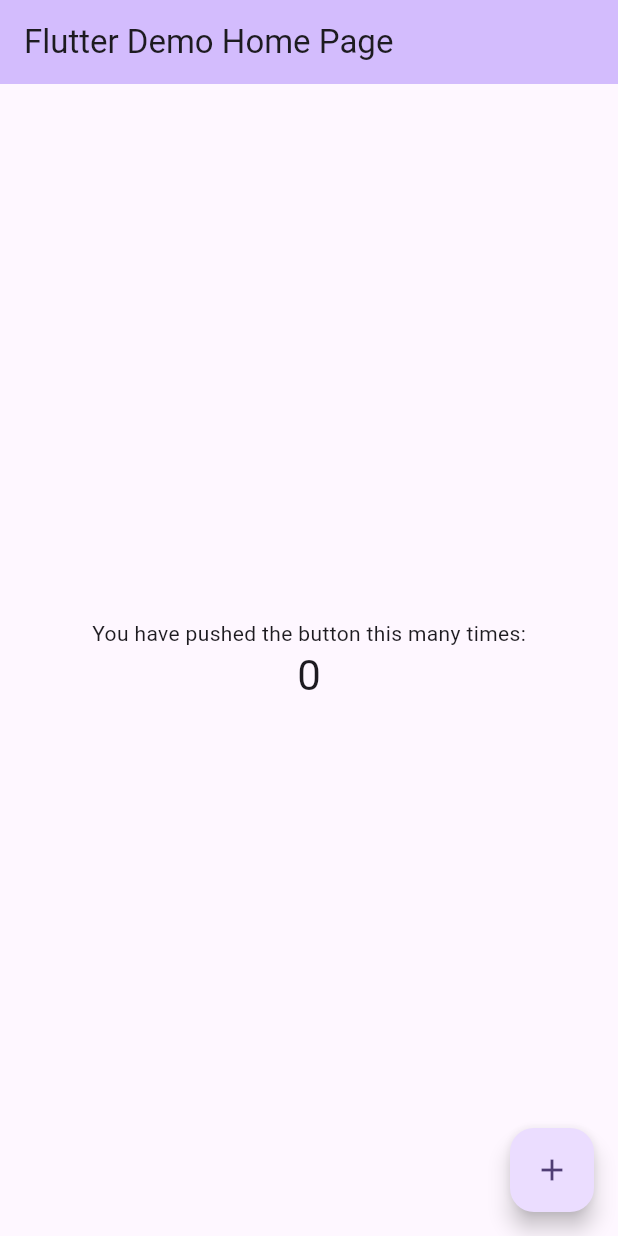
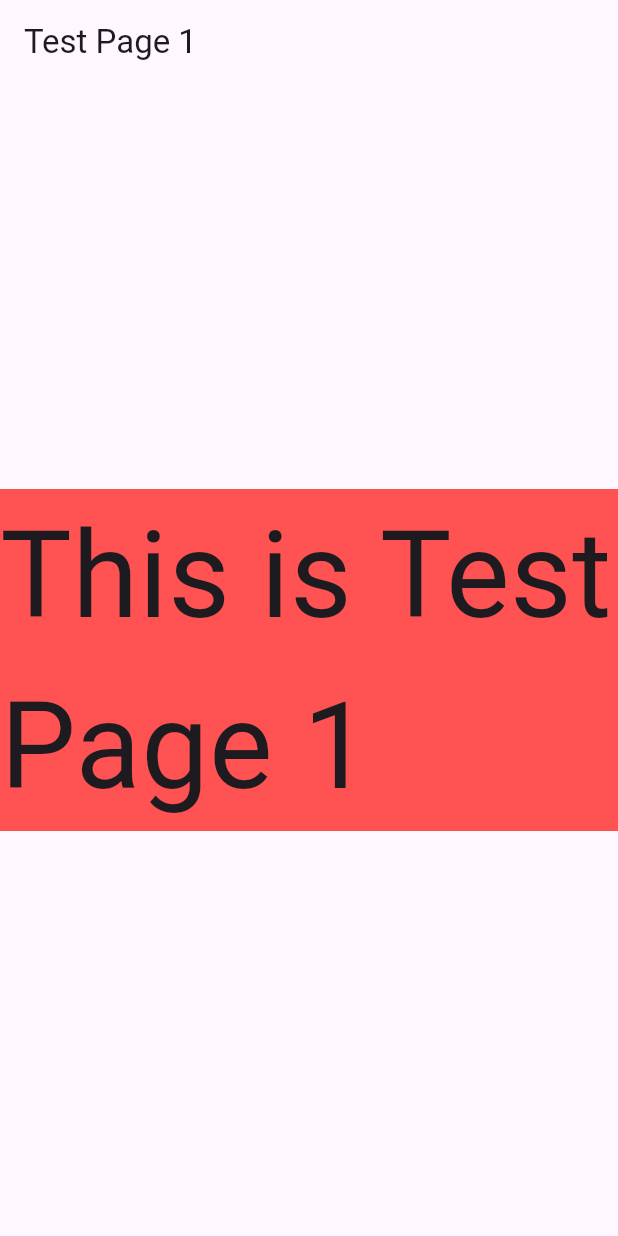
Before and after one commit to zakihaya/flutter_pageview, a Flutter app: the screen it shows after launch, on a phone screen of 412 x 824 dp. Run offline on Flutter 3.47's test engine with Material 2 defaults, Android fonts, the phone set to English and light mode, and no system bars.

Commit message:
PageViewを使用して画面表示を切り替え

```diff
--- a/lib/main.dart
+++ b/lib/main.dart
@@ -1,4 +1,7 @@
 import 'package:flutter/material.dart';
+import 'test_page1.dart';
+import 'test_page2.dart';
+import 'test_page3.dart';
 
 void main() {
   runApp(const MyApp());
@@ -55,16 +58,33 @@
 }
 
 class _MyHomePageState extends State<MyHomePage> {
-  int _counter = 0;
+  // int _counter = 0;
 
-  void _incrementCounter() {
+  late PageController _pageController;
+  int _selectedIndex = 0;
+
+  // ページの配列
+  final _pages = [
+    TestPage1(),
+    TestPage2(),
+    TestPage3(),
+  ];
+
+  @override
+  void initState() {
+    super.initState();
+    _pageController = PageController(initialPage: _selectedIndex);
+  }
+
+  @override
+  void dispose() {
+    super.dispose();
+    _pageController.dispose();
+  }
+
+  void _onPageChanged(int index) {
     setState(() {
-      // This call to setState tells the Flutter framework that something has
-      // changed in this State, which causes it to rerun the build method below
-      // so that the display can reflect the updated values. If we changed
-      // _counter without calling setState(), then the build method would not be
-      // called again, and so nothing would appear to happen.
-      _counter++;
+      _selectedIndex = index;
     });
   }
 
@@ -77,49 +97,11 @@
     // fast, so that you can just rebuild anything that needs updating rather
     // than having to individually change instances of widgets.
     return Scaffold(
-      appBar: AppBar(
-        // TRY THIS: Try changing the color here to a specific color (to
-        // Colors.amber, perhaps?) and trigger a hot reload to see the AppBar
-        // change color while the other colors stay the same.
-        backgroundColor: Theme.of(context).colorScheme.inversePrimary,
-        // Here we take the value from the MyHomePage object that was created by
-        // the App.build method, and use it to set our appbar title.
-        title: Text(widget.title),
+      body: PageView(
+        controller: _pageController,
+        onPageChanged: _onPageChanged,
+        children: _pages,
       ),
-      body: Center(
-        // Center is a layout widget. It takes a single child and positions it
-        // in the middle of the parent.
-        child: Column(
-          // Column is also a layout widget. It takes a list of children and
-          // arranges them vertically. By default, it sizes itself to fit its
-          // children horizontally, and tries to be as tall as its parent.
-          //
-          // Column has various properties to control how it sizes itself and
-          // how it positions its children. Here we use mainAxisAlignment to
-          // center the children vertically; the main axis here is the vertical
-          // axis because Columns are vertical (the cross axis would be
-          // horizontal).
-          //
-          // TRY THIS: Invoke "debug painting" (choose the "Toggle Debug Paint"
-          // action in the IDE, or press "p" in the console), to see the
-          // wireframe for each widget.
-          mainAxisAlignment: MainAxisAlignment.center,
-          children: <Widget>[
-            const Text(
-              'You have pushed the button this many times:',
-            ),
-            Text(
-              '$_counter',
-              style: Theme.of(context).textTheme.headlineMedium,
-            ),
-          ],
-        ),
-      ),
-      floatingActionButton: FloatingActionButton(
-        onPressed: _incrementCounter,
-        tooltip: 'Increment',
-        child: const Icon(Icons.add),
-      ), // This trailing comma makes auto-formatting nicer for build methods.
     );
   }
 }
--- /dev/null
+++ b/lib/test_page1.dart
@@ -0,0 +1,23 @@
+import 'package:flutter/material.dart';
+
+class TestPage1 extends StatelessWidget {
+  const TestPage1({super.key});
+
+  @override
+  Widget build(BuildContext context) {
+    return Scaffold(
+      appBar: AppBar(
+        title: const Text('Test Page 1'),
+      ),
+      body: Center(
+        child: Container(
+          color: Colors.redAccent,
+          child: const Text(
+            'This is Test Page 1',
+            style: TextStyle(fontSize: 80),
+          ),
+        ),
+      ),
+    );
+  }
+}
```
Also changed, not shown: lib/test_page2.dart (added, +23 -0 lines), lib/test_page3.dart (added, +23 -0 lines).
